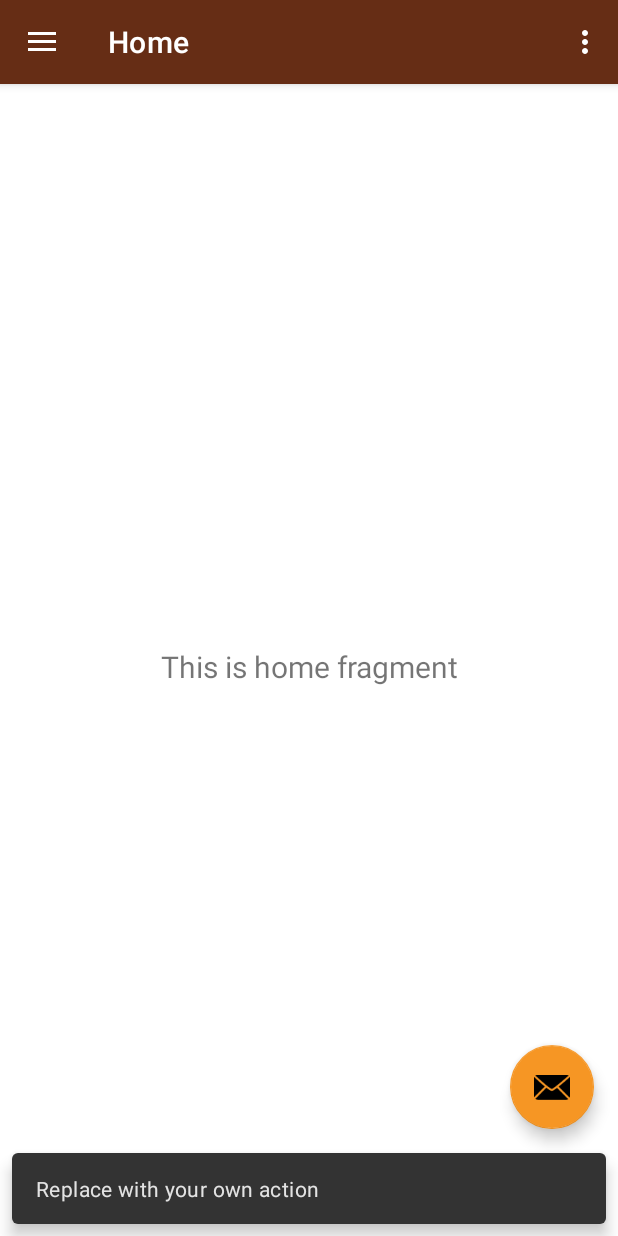
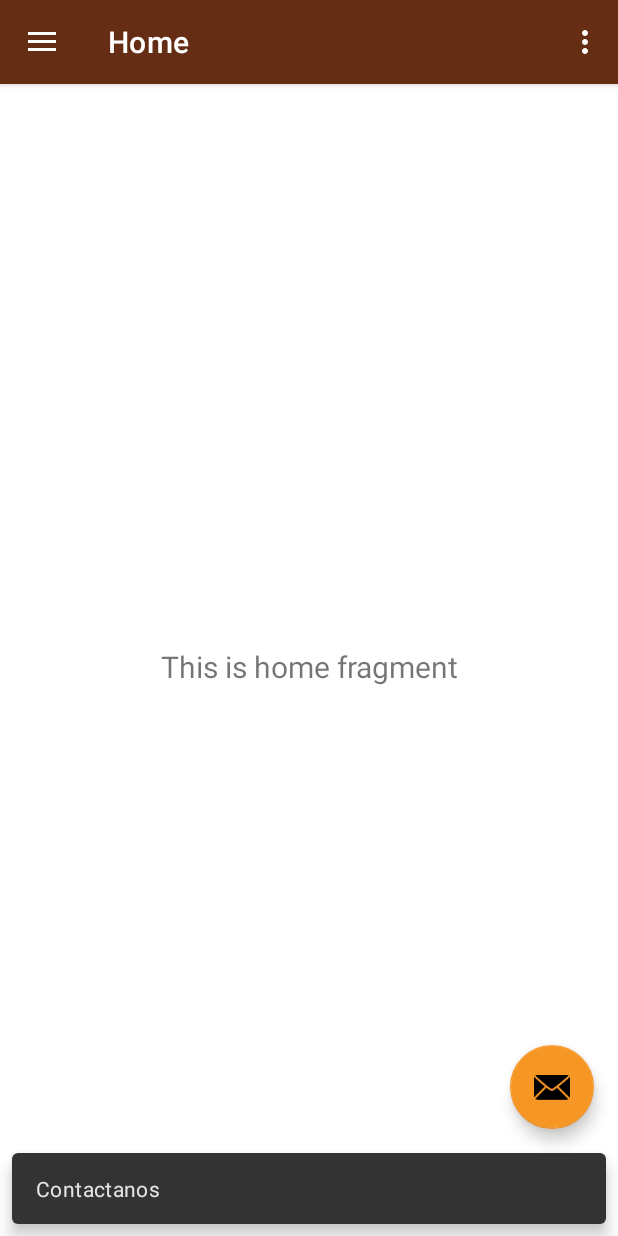
Before and after one commit to joswald123/RestaurantApp2, an Android app: the screen it shows after launch (MainActivity), after a tap on an icon or button, on a phone screen of 412 x 824 dp. Run offline under Robolectric (Android 15) with nearby library versions, the phone set to English and light mode, and no system bars; our stand-ins replace navigation-ui.

Commit message:
updated  mjs for app_bar_main

```diff
--- a/app/src/main/java/usa/sesion1/reto2/MainActivity.java
+++ b/app/src/main/java/usa/sesion1/reto2/MainActivity.java
@@ -34,7 +34,7 @@ public class MainActivity extends AppCompatActivity {
         binding.appBarMain.fab.setOnClickListener(new View.OnClickListener() {
             @Override
             public void onClick(View view) {
-                Snackbar.make(view, "Replace with your own action", Snackbar.LENGTH_LONG)
+                Snackbar.make(view, "Contactanos", Snackbar.LENGTH_LONG)
                         .setAction("Action", null).show();
             }
         });
```
